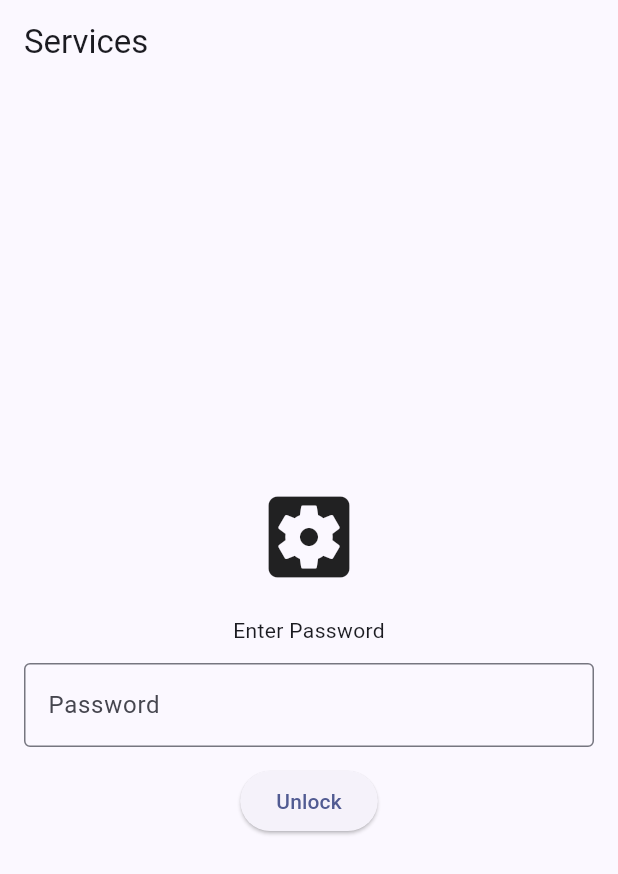
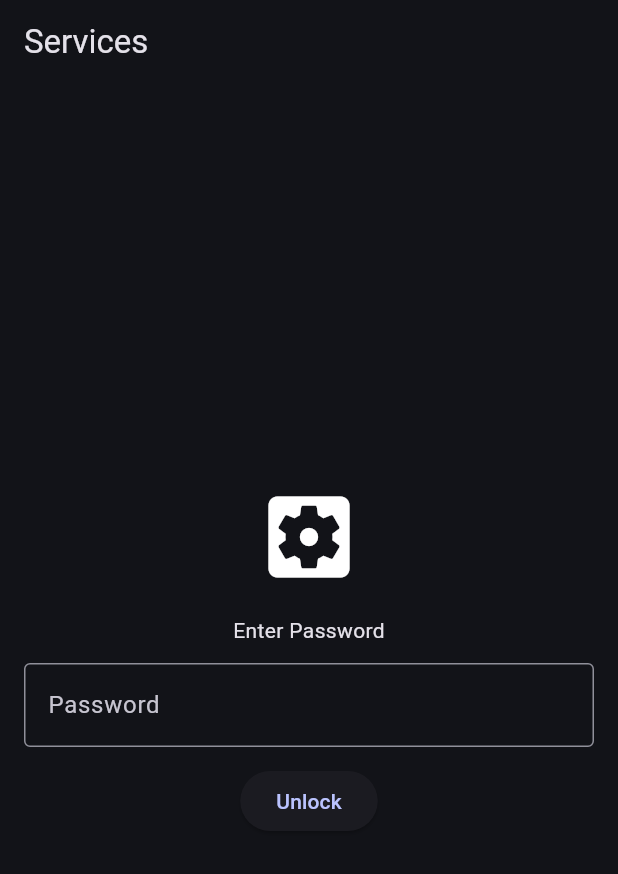
Before and after one commit to rishalsha/Services_App, a Flutter app: the screen it shows after launch, on a phone screen of 412 x 824 dp. Shown: the top 874 px of the screen. Run offline on Flutter 3.47's test engine with Material 3 defaults, Android fonts, the phone set to English and light mode, and no system bars; our stand-ins replace file_picker, flutter_secure_storage, just_audio, nb_utils, open_filex, video_player.

Commit message:
Add dark theme.

```diff
--- a/lib/src/app.dart
+++ b/lib/src/app.dart
@@ -78,7 +78,7 @@ class _ServicesAppState extends State<ServicesApp> with WidgetsBindingObserver,
       navigatorKey: _navKey,
       title: 'Services',
       theme: ThemeData(
-        colorScheme: ColorScheme.fromSeed(seedColor: Colors.indigo),
+        colorScheme: ColorScheme.fromSeed(seedColor: Colors.indigo, brightness: Brightness.dark),
         useMaterial3: true,
       ),
       home: ValueListenableBuilder<bool>(
--- a/lib/src/core/services/safe_service.dart
+++ b/lib/src/core/services/safe_service.dart
@@ -57,6 +57,9 @@ class SafeService {
     if (!await safeDir.exists()) {
       await safeDir.create(recursive: true);
     }
+    if (!await File('${safeDir.path}${Platform.pathSeparator}.nomedia').exists()) {
+      await File('${safeDir.path}${Platform.pathSeparator}.nomedia').create();
+    }
     if (sub != null) {
       final Directory subDir = Directory('${safeDir.path}${Platform.pathSeparator}$sub');
       if (!await subDir.exists()) {
--- a/lib/src/features/safe_home/safe_home_screen.dart
+++ b/lib/src/features/safe_home/safe_home_screen.dart
@@ -137,7 +137,7 @@ class _SafeHomeScreenState extends State<SafeHomeScreen> with WidgetsBindingObse
       final File src = File(path);
       // if (!await src.exists()) continue;
       final File dst = File('${dest.path}${Platform.pathSeparator}${src.uri.pathSegments.last}');
-      await src.copy(dst.path);
+      await src.rename(dst.path);
     }
     if (mounted) {
       setState(() {
--- a/lib/src/features/settings/settings_screen.dart
+++ b/lib/src/features/settings/settings_screen.dart
@@ -45,7 +45,6 @@ class _SettingsScreenState extends State<SettingsScreen> {
             segments: const [
               ButtonSegment(value: LockType.pin, label: Text('PIN')),
               ButtonSegment(value: LockType.password, label: Text('Password')),
-              ButtonSegment(value: LockType.pattern, label: Text('Pattern')),
             ],
             selected: {_type},
             onSelectionChanged: (s) => setState(() => _type = s.first),
```
